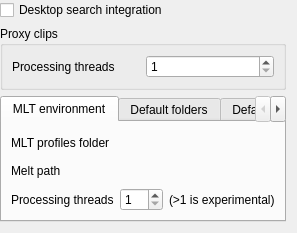
KDE/kdenlive, file src/widgets/configenv_ui.ui: the form before one commit.
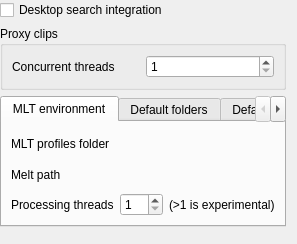
The form after the commit. Custom widgets are drawn as their Qt base class.

Commit message: Fix GUI proxy threads label

```diff
--- a/src/widgets/configenv_ui.ui
+++ b/src/widgets/configenv_ui.ui
@@ -7,7 +7,7 @@
     <x>0</x>
     <y>0</y>
     <width>297</width>
-    <height>215</height>
+    <height>244</height>
    </rect>
   </property>
   <layout class="QGridLayout" name="gridLayout">
@@ -247,7 +247,7 @@
       <item row="0" column="0">
        <widget class="QLabel" name="label_9">
         <property name="text">
-         <string>Processing threads</string>
+         <string>Concurrent threads</string>
         </property>
        </widget>
       </item>
```
